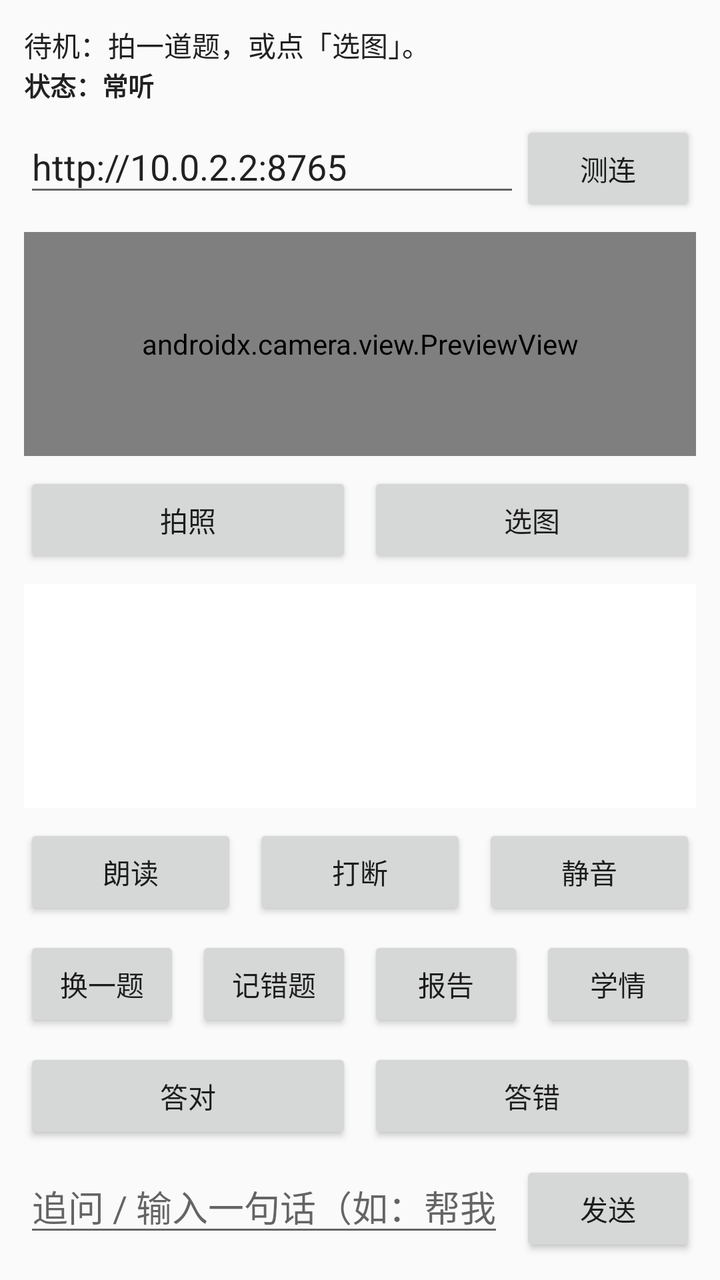
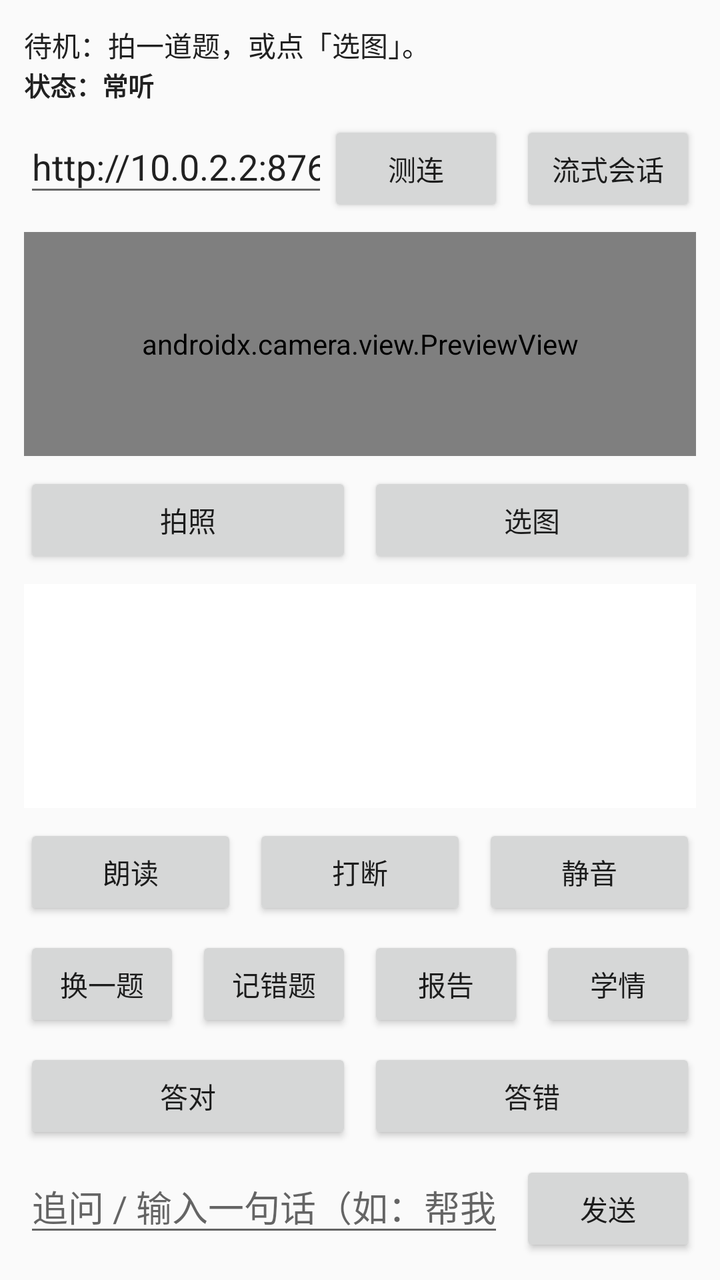

Screens rendered from an Android XML layout before and after an edit, with the pre-edit source and the edit as a unified diff.
<!-- AndroidManifest.xml: application theme Theme.RobotTutor -->
<!-- res/layout/activity_main.xml -->
<?xml version="1.0" encoding="utf-8"?>
<LinearLayout xmlns:android="http://schemas.android.com/apk/res/android"
    android:layout_width="match_parent"
    android:layout_height="match_parent"
    android:orientation="vertical"
    android:padding="12dp">

    <TextView
        android:id="@+id/tvStatus"
        android:layout_width="match_parent"
        android:layout_height="wrap_content"
        android:text="@string/status_idle"
        android:textColor="@color/text_primary"
        android:textSize="14sp" />

    <TextView
        android:id="@+id/tvState"
        android:layout_width="match_parent"
        android:layout_height="wrap_content"
        android:text="@string/state_ambient"
        android:textColor="@color/text_primary"
        android:textSize="13sp"
        android:textStyle="bold" />

    <LinearLayout
        android:layout_width="match_parent"
        android:layout_height="wrap_content"
        android:layout_marginTop="8dp"
        android:orientation="horizontal">

        <EditText
            android:id="@+id/etServer"
            android:layout_width="0dp"
            android:layout_height="wrap_content"
            android:layout_weight="1"
            android:hint="@string/server_hint"
            android:inputType="textUri"
            android:singleLine="true"
            android:text="http://10.0.2.2:8765" />

        <Button
            android:id="@+id/btnHealth"
            android:layout_width="wrap_content"
            android:layout_height="wrap_content"
            android:text="测连" />
    </LinearLayout>

    <androidx.camera.view.PreviewView
        android:id="@+id/previewView"
        android:layout_width="match_parent"
        android:layout_height="0dp"
        android:layout_weight="1"
        android:layout_marginTop="8dp" />

    <LinearLayout
        android:layout_width="match_parent"
        android:layout_height="wrap_content"
        android:layout_marginTop="8dp"
        android:orientation="horizontal">

        <Button
            android:id="@+id/btnCapture"
            android:layout_width="0dp"
            android:layout_height="wrap_content"
            android:layout_weight="1"
            android:text="@string/btn_capture" />

        <Button
            android:id="@+id/btnPick"
            android:layout_width="0dp"
            android:layout_height="wrap_content"
            android:layout_weight="1"
            android:layout_marginStart="8dp"
            android:text="@string/btn_pick" />
    </LinearLayout>

    <ScrollView
        android:layout_width="match_parent"
        android:layout_height="0dp"
        android:layout_weight="1"
        android:layout_marginTop="8dp"
        android:background="#FFFFFF">

        <TextView
            android:id="@+id/tvReply"
            android:layout_width="match_parent"
            android:layout_height="wrap_content"
            android:padding="12dp"
            android:textColor="@color/text_primary"
            android:textSize="18sp"
            android:lineSpacingExtra="4dp" />
    </ScrollView>

    <LinearLayout
        android:layout_width="match_parent"
        android:layout_height="wrap_content"
        android:layout_marginTop="8dp"
        android:orientation="horizontal">

        <Button
            android:id="@+id/btnSpeak"
            android:layout_width="0dp"
            android:layout_height="wrap_content"
            android:layout_weight="1"
            android:text="@string/btn_speak" />

        <Button
            android:id="@+id/btnStop"
            android:layout_width="0dp"
            android:layout_height="wrap_content"
            android:layout_weight="1"
            android:layout_marginStart="8dp"
            android:text="@string/btn_stop" />

        <Button
            android:id="@+id/btnMute"
            android:layout_width="0dp"
            android:layout_height="wrap_content"
            android:layout_weight="1"
            android:layout_marginStart="8dp"
            android:text="@string/btn_mute" />
    </LinearLayout>

    <LinearLayout
        android:layout_width="match_parent"
        android:layout_height="wrap_content"
        android:layout_marginTop="8dp"
        android:orientation="horizontal">

        <Button
            android:id="@+id/btnNext"
            android:layout_width="0dp"
            android:layout_height="wrap_content"
            android:layout_weight="1"
            android:text="@string/btn_next" />

        <Button
            android:id="@+id/btnWrong"
            android:layout_width="0dp"
            android:layout_height="wrap_content"
            android:layout_weight="1"
            android:layout_marginStart="8dp"
            android:text="@string/btn_wrong" />

        <Button
            android:id="@+id/btnReport"
            android:layout_width="0dp"
            android:layout_height="wrap_content"
            android:layout_weight="1"
            android:layout_marginStart="8dp"
            android:text="@string/btn_report" />

        <Button
            android:id="@+id/btnProfile"
            android:layout_width="0dp"
            android:layout_height="wrap_content"
            android:layout_weight="1"
            android:layout_marginStart="8dp"
            android:text="@string/btn_profile" />
    </LinearLayout>

    <LinearLayout
        android:layout_width="match_parent"
        android:layout_height="wrap_content"
        android:layout_marginTop="8dp"
        android:orientation="horizontal">

        <Button
            android:id="@+id/btnMarkRight"
            android:layout_width="0dp"
            android:layout_height="wrap_content"
            android:layout_weight="1"
            android:text="@string/btn_mark_right" />

        <Button
            android:id="@+id/btnMarkWrong"
            android:layout_width="0dp"
            android:layout_height="wrap_content"
            android:layout_weight="1"
            android:layout_marginStart="8dp"
            android:text="@string/btn_mark_wrong" />
    </LinearLayout>

    <LinearLayout
        android:layout_width="match_parent"
        android:layout_height="wrap_content"
        android:layout_marginTop="8dp"
        android:orientation="horizontal">

        <EditText
            android:id="@+id/etInput"
            android:layout_width="0dp"
            android:layout_height="wrap_content"
            android:layout_weight="1"
            android:hint="@string/input_hint"
            android:inputType="text"
            android:singleLine="true" />

        <Button
            android:id="@+id/btnSend"
            android:layout_width="wrap_content"
            android:layout_height="wrap_content"
            android:layout_marginStart="8dp"
            android:text="@string/btn_send" />
    </LinearLayout>

</LinearLayout>
<!-- resources referenced by this layout -->
<resources>
  <color name="text_primary">#212121</color>
  <string name="btn_capture">拍照</string>
  <string name="btn_mark_right">答对</string>
  <string name="btn_mark_wrong">答错</string>
  <string name="btn_mute">静音</string>
  <string name="btn_next">换一题</string>
  <string name="btn_pick">选图</string>
  <string name="btn_profile">学情</string>
  <string name="btn_report">报告</string>
  <string name="btn_send">发送</string>
  <string name="btn_speak">朗读</string>
  <string name="btn_stop">打断</string>
  <string name="btn_wrong">记错题</string>
  <string name="input_hint">追问 / 输入一句话（如：帮我算 3×4）</string>
  <string name="server_hint">服务地址（模拟器用 10.0.2.2:8765）</string>
  <string name="state_ambient">状态：常听</string>
  <string name="status_idle">待机：拍一道题，或点「选图」。</string>
  <style name="Theme.RobotTutor" parent="Theme.AppCompat.Light.NoActionBar">
          <item name="colorPrimary">@color/brand_primary</item>
          <item name="colorPrimaryDark">@color/brand_primary_dark</item>
          <item name="colorAccent">@color/brand_primary</item>
          <item name="android:windowBackground">@color/bg</item>
      </style>
  <color name="brand_primary">#1565C0</color>
  <color name="brand_primary_dark">#0D47A1</color>
  <color name="bg">#FAFAFA</color>
</resources>

<!-- the commit's change to res/layout/activity_main.xml (unified diff, before → after) -->
@@ -43,6 +43,13 @@
             android:layout_width="wrap_content"
             android:layout_height="wrap_content"
             android:text="测连" />
+
+        <Button
+            android:id="@+id/btnWs"
+            android:layout_width="wrap_content"
+            android:layout_height="wrap_content"
+            android:layout_marginStart="8dp"
+            android:text="@string/btn_ws" />
     </LinearLayout>
 
     <androidx.camera.view.PreviewView
<!-- resource entries referenced after the edit -->
@@ -13,6 +13,7 @@
   <string name="btn_speak">朗读</string>
   <string name="btn_stop">打断</string>
   <string name="btn_wrong">记错题</string>
+  <string name="btn_ws">流式会话</string>
   <string name="input_hint">追问 / 输入一句话（如：帮我算 3×4）</string>
   <string name="server_hint">服务地址（模拟器用 10.0.2.2:8765）</string>
   <string name="state_ambient">状态：常听</string>
